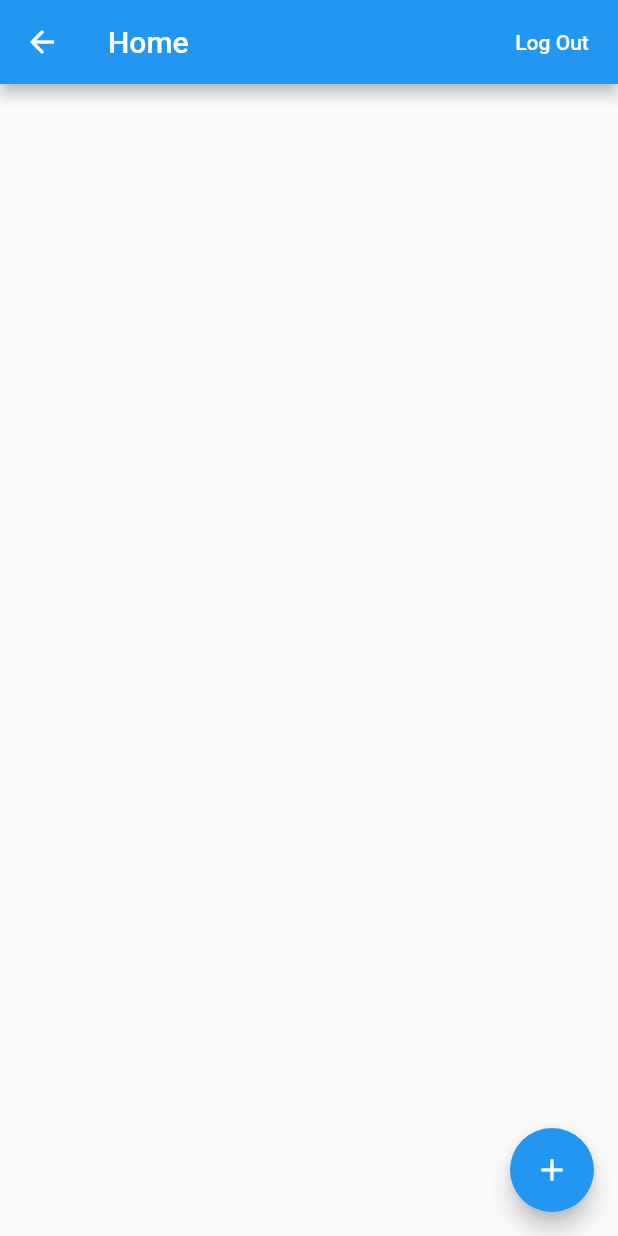
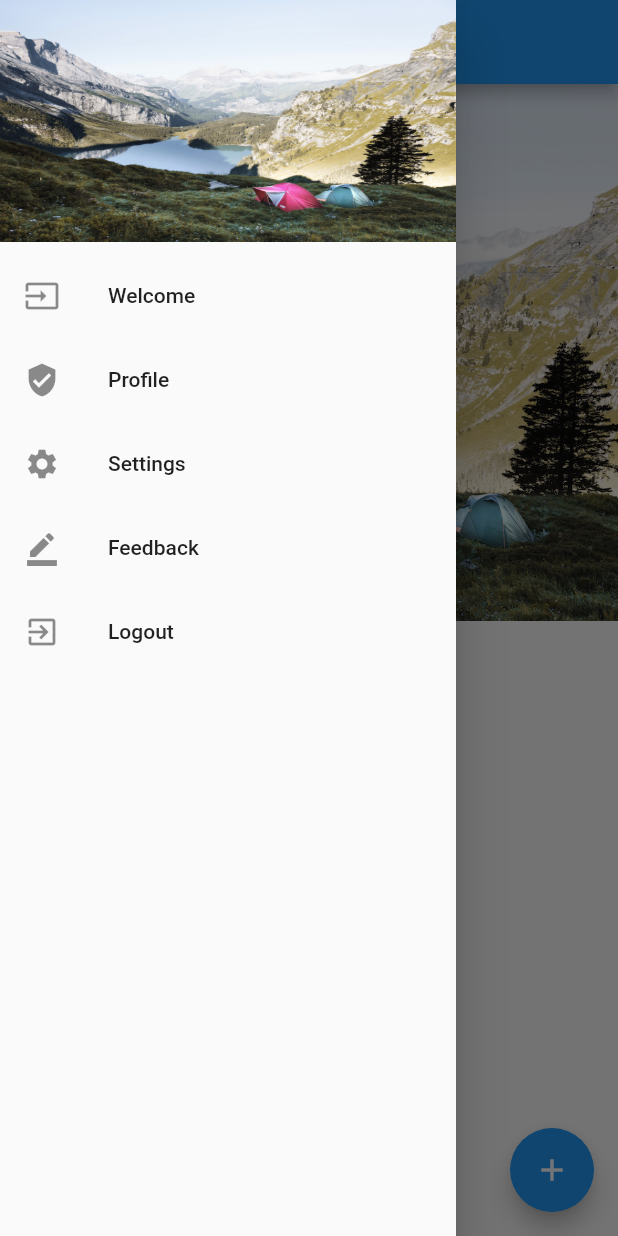
Before and after one commit to jailema/CoronaApp, a Flutter app: the HomePage screen opened by its route, with the side drawer open (before the commit the screen has no drawer), on a phone screen of 412 x 824 dp. Run offline on Flutter 3.47's test engine with Material 2 defaults, Android fonts, the phone set to English and light mode, and no system bars; our stand-ins replace cloud_firestore, firebase_auth, toast; accounts and stored records are empty.

Commit message:
SideBar and homepage style

```diff
--- a/lib/home.dart
+++ b/lib/home.dart
@@ -1,5 +1,6 @@
 import 'dart:developer';
 
+import 'package:app_corona/widget/draw.dart';
 import 'package:firebase_auth/firebase_auth.dart';
 import 'package:flutter/material.dart';
 import 'package:cloud_firestore/cloud_firestore.dart';
@@ -31,29 +32,57 @@ class _HomePageState extends State<HomePage> {
     currentUser = await FirebaseAuth.instance.currentUser();
   }
 
+  Widget _buildCoverImage(Size screenSize) {
+    return Container(
+      height: screenSize.height / 2.3,
+      decoration: BoxDecoration(
+        image: DecorationImage(
+          image: AssetImage('assets/images/lake.jpg'),
+          fit: BoxFit.cover,
+        ),
+      ),
+    );
+  }
+
+  Widget _buildProfileImage() {
+    return Center(
+      child: Container(
+        width: 140.0,
+        height: 140.0,
+        decoration: BoxDecoration(
+          image: DecorationImage(
+            image: AssetImage('assets/images/lake.jpg'),
+            fit: BoxFit.cover,
+          ),
+          borderRadius: BorderRadius.circular(80.0),
+          border: Border.all(
+            color: Colors.white,
+            width: 10.0,
+          ),
+        ),
+      ),
+    );
+  }
+
   @override
   Widget build(BuildContext context) {
+    Size screenSize = MediaQuery.of(context).size;
     return Scaffold(
+      drawer: NavDrawer(),
       appBar: AppBar(
         title: Text(widget.title),
-        actions: <Widget>[
-          FlatButton(
-            child: Text("Log Out"),
-            textColor: Colors.white,
-            onPressed: () {
-              FirebaseAuth.instance
-                  .signOut()
-                  .then((result) =>
-                  Navigator.pushReplacementNamed(context, "/login"))
-                  .catchError((err) => print(err));
-            },
-          )
-        ],
+
       ),
       body: Center(
-        child: Container(
-            padding: const EdgeInsets.all(20.0),
+        child: Stack(
+            children: <Widget>[
+
+              _buildCoverImage(screenSize),
+              _buildProfileImage(),
+              SafeArea(
+
             child: StreamBuilder<QuerySnapshot>(
+
               stream: Firestore.instance
                   .collection("users")
                   .document(widget.uid)
@@ -67,7 +96,8 @@ class _HomePageState extends State<HomePage> {
                   case ConnectionState.waiting:
                     return new Text('Loading...');
                   default:
-                    return new ListView(
+                    return new  ListView(
+                      padding: const EdgeInsets.only(top: 430),
                       children: snapshot.data.documents
                           .map((DocumentSnapshot document) {
                         return new CustomCard(
@@ -78,15 +108,18 @@ class _HomePageState extends State<HomePage> {
                     );
                 }
               },
-            )),
+            ))]),
       ),
       floatingActionButton: FloatingActionButton(
         onPressed: _showDialog,
         tooltip: 'Add',
         child: Icon(Icons.add),
       ),
+
     );
   }
+
+
 
   _showDialog() async {
     await showDialog<String>(
--- /dev/null
+++ b/lib/widget/draw.dart
@@ -0,0 +1,53 @@
+import 'package:flutter/material.dart';
+import 'package:firebase_auth/firebase_auth.dart';
+class NavDrawer extends StatelessWidget {
+  @override
+  Widget build(BuildContext context) {
+    return Drawer(
+      child: ListView(
+        padding: EdgeInsets.zero,
+        children: <Widget>[
+          DrawerHeader(
+
+            decoration: BoxDecoration(
+                color: Colors.green,
+                image: DecorationImage(
+                    fit: BoxFit.fill,
+                    image: AssetImage('assets/images/lake.jpg'))),
+          ),
+          ListTile(
+            leading: Icon(Icons.input),
+            title: Text('Welcome'),
+            onTap: () => {},
+          ),
+          ListTile(
+            leading: Icon(Icons.verified_user),
+            title: Text('Profile'),
+            onTap: () => {Navigator.of(context).pop()},
+          ),
+          ListTile(
+            leading: Icon(Icons.settings),
+            title: Text('Settings'),
+            onTap: () => {Navigator.of(context).pop()},
+          ),
+          ListTile(
+            leading: Icon(Icons.border_color),
+            title: Text('Feedback'),
+            onTap: () => {Navigator.of(context).pop()},
+          ),
+          ListTile(
+            leading: Icon(Icons.exit_to_app),
+            title: Text('Logout'),
+            onTap: () => {
+            FirebaseAuth.instance
+                .signOut()
+                .then((result) =>
+            Navigator.pushReplacementNamed(context, "/login"))
+                .catchError((err) => print(err)),
+            },
+          ),
+        ],
+      ),
+    );
+  }
+}
```
Also changed, not shown: 6 other files.
